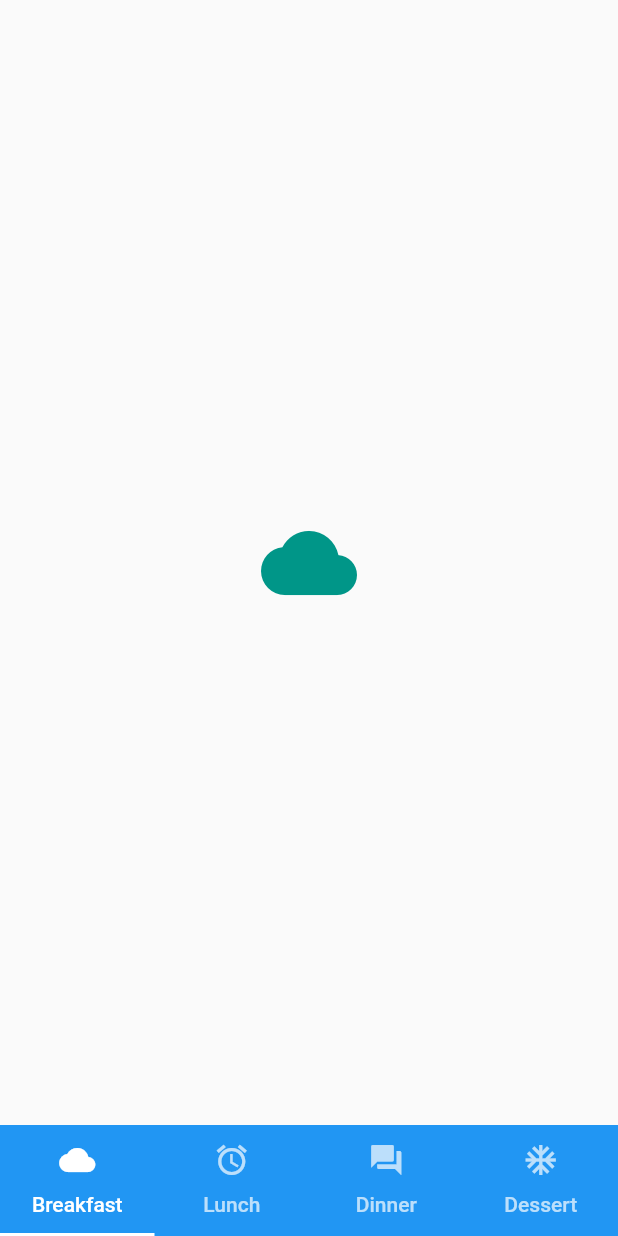
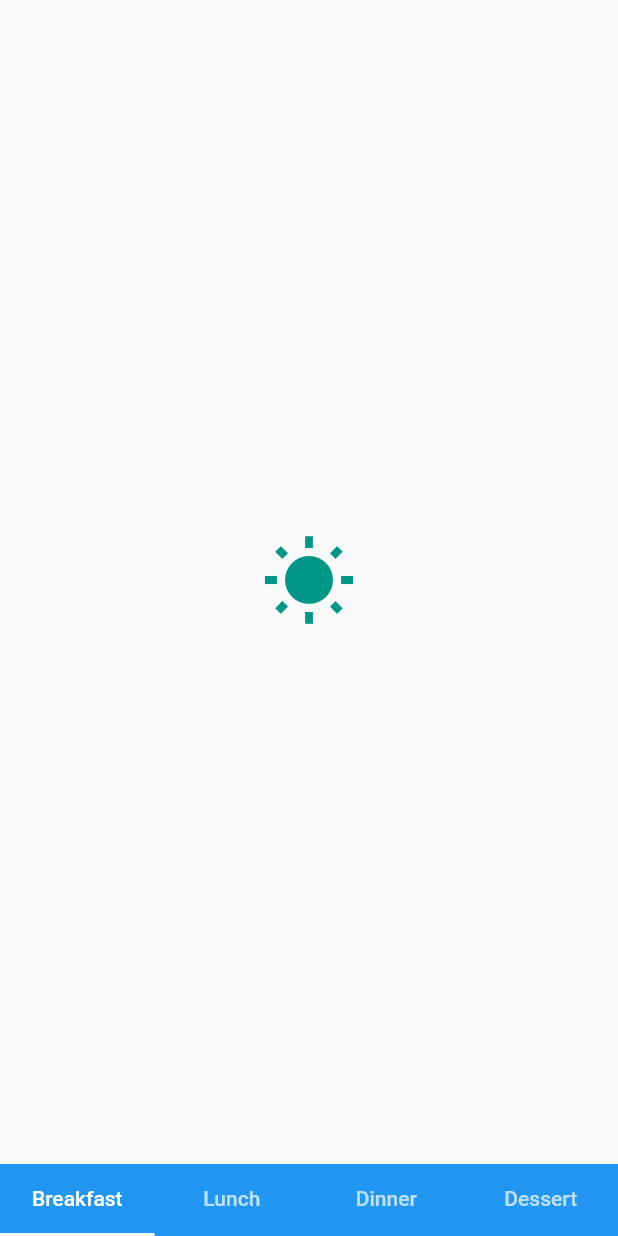
Before and after one commit to Synergy232/recipe_app, a Flutter app: the screen it shows after launch, on a phone screen of 412 x 824 dp. Run offline on Flutter 3.47's test engine with Material 2 defaults, Android fonts, the phone set to English and light mode, and no system bars.

Commit message:
removed icons

```diff
--- a/recipe_app/lib/BottomNavTabBar.dart
+++ b/recipe_app/lib/BottomNavTabBar.dart
@@ -12,17 +12,17 @@ class _BottomTabbarExampleState extends State<BottomTabbarExample>
   TabController _tabController;
 
   static const _kTabPages = <Widget>[
-    Center(child: Icon(Icons.cloud, size: 64.0, color: Colors.teal)),
+    Center(child: Icon(Icons.wb_sunny, size: 64.0, color: Colors.teal)),
     Center(child: Icon(Icons.alarm, size: 64.0, color: Colors.cyan)),
     Center(child: Icon(Icons.forum, size: 64.0, color: Colors.blue)),
-    Center(child: Icon(Icons.ac_unit, size: 64.0, color: Colors.green))
+    Center(child: Icon(Icons.cake, size: 64.0, color: Colors.green))
 
   ];
   static const _kTabs = <Tab>[
-    Tab(icon: Icon(Icons.cloud), text: 'Breakfast'),
-    Tab(icon: Icon(Icons.alarm), text: 'Lunch'),
-    Tab(icon: Icon(Icons.forum), text: 'Dinner'),
-    Tab(icon: Icon(Icons.ac_unit), text: 'Dessert')
+    Tab(text: 'Breakfast'),
+    Tab(text: 'Lunch'),
+    Tab(text: 'Dinner'),
+    Tab(text: 'Dessert')
   ];
 
   @override
```
